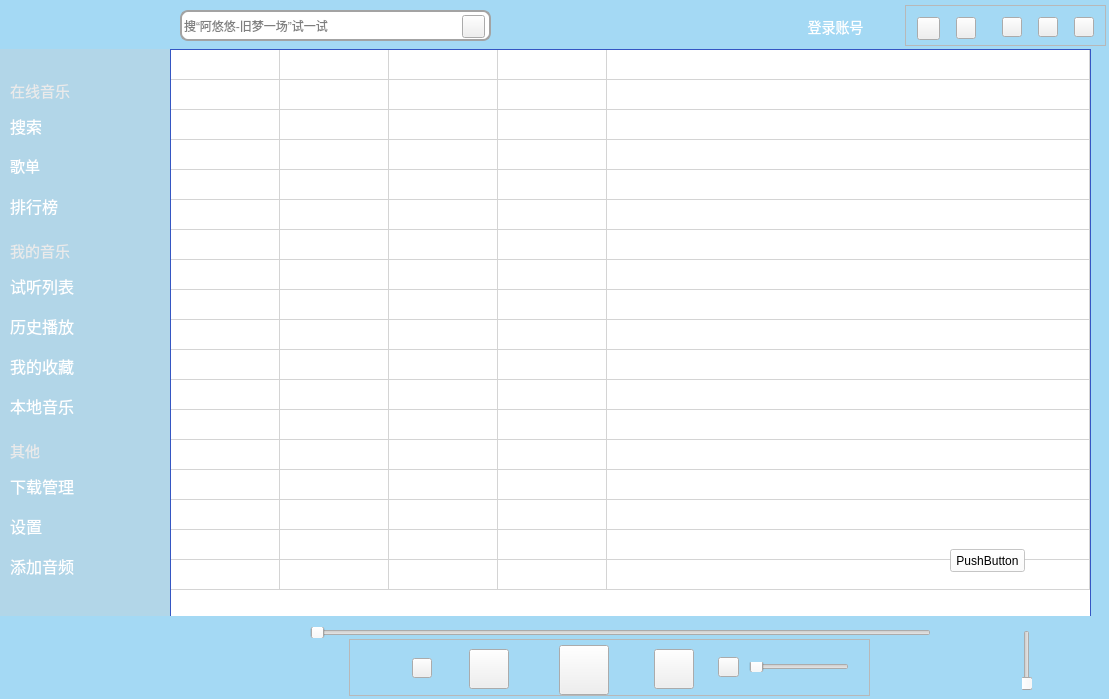
This is mainwindow.ui in HuaGouFdog/FdogMusicPlayer as Qt 5 draws it before an edit. The edited form follows.
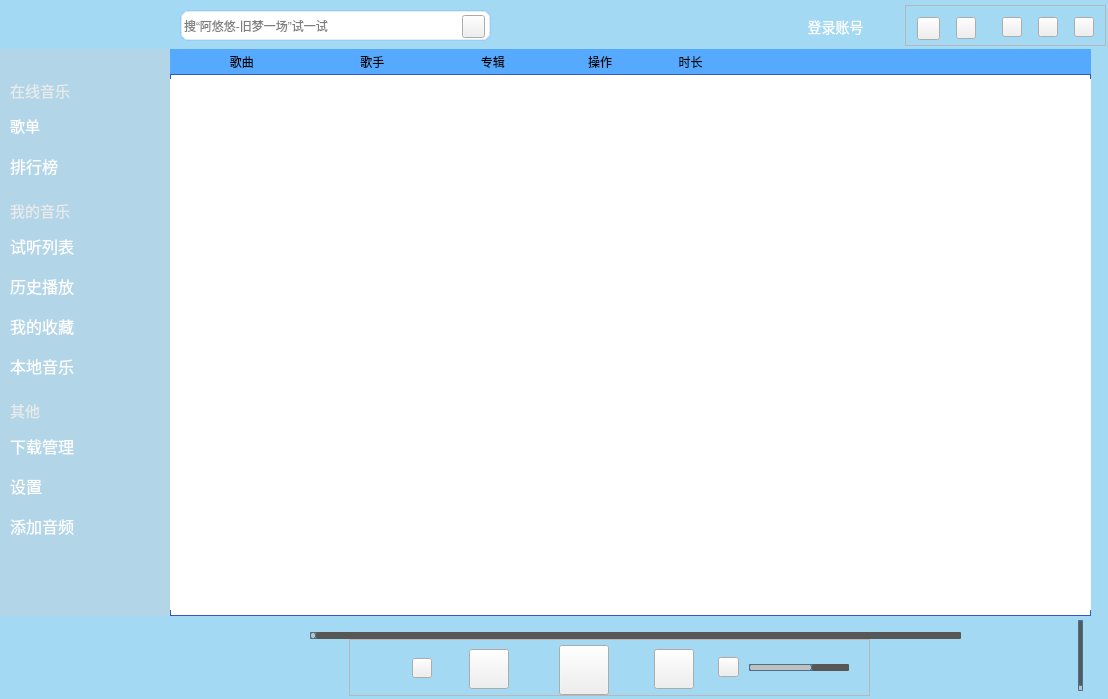
This is the edited form. The open tabs and pages were chosen to show the change. Icons and pictures are not drawn.

The edit to the form file:
```diff
--- a/mainwindow.ui
+++ b/mainwindow.ui
@@ -6,7 +6,7 @@
    <rect>
     <x>0</x>
     <y>0</y>
-    <width>1109</width>
+    <width>1108</width>
     <height>699</height>
    </rect>
   </property>
@@ -313,6 +313,73 @@
        <height>10</height>
       </rect>
      </property>
+     <property name="styleSheet">
+      <string notr="true">QSlider::groove:horizontal {
+    border: 1px solid #4A708B;
+    background: #C0C0C0;
+    height: 5px;
+    border-radius: 1px;
+    padding-left:-1px;
+    padding-right:-1px;
+}
+
+QSlider::sub-page:horizontal {
+    background: qlineargradient(x1:0, y1:0, x2:0, y2:1,
+        stop:0 #B1B1B1, stop:1 #c4c4c4);
+    background: qlineargradient(x1: 0, y1: 0.2, x2: 1, y2: 1,
+        stop: 0 #5DCCFF, stop: 1 #1874CD);
+    border: 1px solid #4A708B;
+    height: 10px;
+    border-radius: 2px;
+}
+
+QSlider::add-page:horizontal {
+    background: #575757;
+    border: 0px solid #777;
+    height: 10px;
+    border-radius: 2px;
+}
+
+QSlider::handle:horizontal
+{
+    background: qradialgradient(spread:pad, cx:0.5, cy:0.5, radius:0.5, fx:0.5, fy:0.5,
+        stop:0.6 #45ADED, stop:0.778409 rgba(255, 255, 255, 255));
+
+    width: 11px;
+    margin-top: -3px;
+    margin-bottom: -3px;
+    border-radius: 5px;
+}
+
+QSlider::handle:horizontal:hover {
+    background: qradialgradient(spread:pad, cx:0.5, cy:0.5, radius:0.5, fx:0.5, fy:0.5, stop:0.6 #2A8BDA,
+        stop:0.778409 rgba(255, 255, 255, 255));
+
+    width: 11px;
+    margin-top: -3px;
+    margin-bottom: -3px;
+    border-radius: 5px;
+}
+
+QSlider::sub-page:horizontal:disabled {
+    background: #00009C;
+    border-color: #999;
+}
+
+QSlider::add-page:horizontal:disabled {
+    background: #eee;
+    border-color: #999;
+}
+
+QSlider::handle:horizontal:disabled {
+    background: #eee;
+    border: 1px solid #aaa;
+    border-radius: 4px;
+}</string>
+     </property>
+     <property name="value">
+      <number>63</number>
+     </property>
      <property name="orientation">
       <enum>Qt::Horizontal</enum>
      </property>
@@ -414,8 +481,8 @@
      <rect>
       <x>310</x>
       <y>627</y>
-      <width>621</width>
-      <height>11</height>
+      <width>651</width>
+      <height>16</height>
      </rect>
     </property>
     <property name="minimumSize">
@@ -424,6 +491,70 @@
       <height>0</height>
      </size>
     </property>
+    <property name="styleSheet">
+     <string notr="true">QSlider::groove:horizontal {
+    border: 1px solid #4A708B;
+    background: #C0C0C0;
+    height: 5px;
+    border-radius: 1px;
+    padding-left:-1px;
+    padding-right:-1px;
+}
+
+QSlider::sub-page:horizontal {
+    background: qlineargradient(x1:0, y1:0, x2:0, y2:1,
+        stop:0 #B1B1B1, stop:1 #c4c4c4);
+    background: qlineargradient(x1: 0, y1: 0.2, x2: 1, y2: 1,
+        stop: 0 #5DCCFF, stop: 1 #1874CD);
+    border: 1px solid #4A708B;
+    height: 10px;
+    border-radius: 2px;
+}
+
+QSlider::add-page:horizontal {
+    background: #575757;
+    border: 0px solid #777;
+    height: 10px;
+    border-radius: 2px;
+}
+
+QSlider::handle:horizontal
+{
+    background: qradialgradient(spread:pad, cx:0.5, cy:0.5, radius:0.5, fx:0.5, fy:0.5,
+        stop:0.6 #45ADED, stop:0.778409 rgba(255, 255, 255, 255));
+
+    width: 11px;
+    margin-top: -3px;
+    margin-bottom: -3px;
+    border-radius: 5px;
+}
+
+QSlider::handle:horizontal:hover {
+    background: qradialgradient(spread:pad, cx:0.5, cy:0.5, radius:0.5, fx:0.5, fy:0.5, stop:0.6 #2A8BDA,
+        stop:0.778409 rgba(255, 255, 255, 255));
+
+    width: 11px;
+    margin-top: -3px;
+    margin-bottom: -3px;
+    border-radius: 5px;
+}
+
+QSlider::sub-page:horizontal:disabled {
+    background: #00009C;
+    border-color: #999;
+}
+
+QSlider::add-page:horizontal:disabled {
+    background: #eee;
+    border-color: #999;
+}
+
+QSlider::handle:horizontal:disabled {
+    background: #eee;
+    border: 1px solid #aaa;
+    border-radius: 4px;
+}</string>
+    </property>
     <property name="singleStep">
      <number>0</number>
     </property>
@@ -443,10 +574,10 @@
    <widget class="QLabel" name="label">
     <property name="geometry">
      <rect>
-      <x>930</x>
-      <y>630</y>
+      <x>970</x>
+      <y>620</y>
       <width>91</width>
-      <height>21</height>
+      <height>31</height>
      </rect>
     </property>
     <property name="minimumSize">
@@ -500,10 +631,10 @@
    <widget class="QLabel" name="label_2">
     <property name="geometry">
      <rect>
-      <x>92</x>
-      <y>643</y>
-      <width>181</width>
-      <height>20</height>
+      <x>120</x>
+      <y>630</y>
+      <width>141</width>
+      <height>31</height>
      </rect>
     </property>
     <property name="styleSheet">
@@ -519,7 +650,7 @@
    <widget class="QLabel" name="label_5">
     <property name="geometry">
      <rect>
-      <x>932</x>
+      <x>990</x>
       <y>660</y>
       <width>25</width>
       <height>25</height>
@@ -535,7 +666,7 @@
    <widget class="QLabel" name="label_7">
     <property name="geometry">
      <rect>
-      <x>979</x>
+      <x>1037</x>
       <y>660</y>
       <width>25</width>
       <height>25</height>
@@ -564,7 +695,7 @@
      <string notr="true">border-radius:8px;
 border-width:2px;
 border-style:solid ;
-border-color:rgb(163, 163, 163);</string>
+border-color: rgba(102, 163, 255, 50);</string>
     </property>
     <property name="inputMask">
      <string/>
@@ -633,8 +764,8 @@
    <widget class="QLabel" name="label_11">
     <property name="geometry">
      <rect>
-      <x>100</x>
-      <y>670</y>
+      <x>128</x>
+      <y>668</y>
       <width>20</width>
       <height>18</height>
      </rect>
@@ -650,12 +781,67 @@
    <widget class="QSlider" name="verticalSlider">
     <property name="geometry">
      <rect>
-      <x>1022</x>
-      <y>630</y>
-      <width>10</width>
-      <height>61</height>
+      <x>1070</x>
+      <y>620</y>
+      <width>21</width>
+      <height>71</height>
      </rect>
     </property>
+    <property name="styleSheet">
+     <string notr="true">QSlider::groove:vertical {
+    border: 1px solid #4A708B;
+    background: #C0C0C0;
+    width: 5px;
+    border-radius: 1px;
+    padding-left:-1px;
+    padding-right:-1px;
+    padding-top:-1px;
+    padding-bottom:-1px;
+}
+
+QSlider::sub-page:vertical {
+    background: #575757;
+    border: 1px solid #4A708B;
+    border-radius: 2px;
+}
+
+QSlider::add-page:vertical {
+    background: qlineargradient(x1:0, y1:0, x2:0, y2:1,
+        stop:0 #c4c4c4, stop:1 #B1B1B1);
+    background: qlineargradient(x1: 0, y1: 0.2, x2: 1, y2: 1,
+        stop: 0 #5DCCFF, stop: 1 #1874CD);
+    border: 0px solid #777;
+    width: 10px;
+    border-radius: 2px;
+}
+
+QSlider::handle:vertical
+{
+    background: qradialgradient(spread:pad, cx:0.5, cy:0.5, radius:0.5, fx:0.5, fy:0.5, stop:0.6 #45ADED,
+      stop:0.778409 rgba(255, 255, 255, 255));
+
+    height: 11px;
+    margin-left: -3px;
+    margin-right: -3px;
+    border-radius: 5px;
+}
+
+QSlider::sub-page:vertical:disabled {
+    background: #00009C;
+    border-color: #999;
+}
+
+QSlider::add-page:vertical:disabled {
+    background: #eee;
+    border-color: #999;
+}
+
+QSlider::handle:vertical:disabled {
+    background: #eee;
+    border: 1px solid #aaa;
+    border-radius: 4px;
+}</string>
+    </property>
     <property name="minimum">
      <number>1</number>
     </property>
@@ -688,7 +874,7 @@
     <property name="geometry">
      <rect>
       <x>10</x>
-      <y>240</y>
+      <y>200</y>
       <width>81</width>
       <height>21</height>
      </rect>
@@ -709,7 +895,7 @@
     <property name="geometry">
      <rect>
       <x>10</x>
-      <y>440</y>
+      <y>400</y>
       <width>81</width>
       <height>21</height>
      </rect>
@@ -731,57 +917,11 @@
      <string>其他</string>
     </property>
    </widget>
-   <widget class="QPushButton" name="pushButton_8">
-    <property name="geometry">
-     <rect>
-      <x>10</x>
-      <y>110</y>
-      <width>151</width>
-      <height>31</height>
-     </rect>
-    </property>
-    <property name="font">
-     <font>
-      <pointsize>12</pointsize>
-     </font>
-    </property>
-    <property name="layoutDirection">
-     <enum>Qt::LeftToRight</enum>
-    </property>
-    <property name="styleSheet">
-     <string notr="true">#pushButton_8
-{
-text-align:left;
-color: rgb(255, 255, 255);
-border-radius:5px;
-}
-#pushButton_8::hover:pressed
-{
-border-width:1px;
-border-style:solid ;
-border-color: rgba(232, 232, 232, 10);
-background-color: rgba(232, 232, 232, 100);
-}</string>
-    </property>
-    <property name="text">
-     <string>搜索</string>
-    </property>
-    <property name="icon">
-     <iconset resource="lib.qrc">
-      <normaloff>:/lib/sousuo.png</normaloff>:/lib/sousuo.png</iconset>
-    </property>
-    <property name="autoRepeatDelay">
-     <number>300</number>
-    </property>
-    <property name="autoRepeatInterval">
-     <number>100</number>
-    </property>
-   </widget>
    <widget class="QPushButton" name="pushButton_9">
     <property name="geometry">
      <rect>
       <x>10</x>
-      <y>150</y>
+      <y>110</y>
       <width>151</width>
       <height>31</height>
      </rect>
@@ -819,7 +959,7 @@
     <property name="geometry">
      <rect>
       <x>10</x>
-      <y>190</y>
+      <y>150</y>
       <width>151</width>
       <height>31</height>
      </rect>
@@ -857,7 +997,7 @@
     <property name="geometry">
      <rect>
       <x>10</x>
-      <y>270</y>
+      <y>230</y>
       <width>151</width>
       <height>31</height>
      </rect>
@@ -895,7 +1035,7 @@
     <property name="geometry">
      <rect>
       <x>10</x>
-      <y>350</y>
+      <y>310</y>
       <width>151</width>
       <height>31</height>
      </rect>
@@ -933,7 +1073,7 @@
     <property name="geometry">
      <rect>
       <x>10</x>
-      <y>390</y>
+      <y>350</y>
       <width>151</width>
       <height>31</height>
      </rect>
@@ -977,7 +1117,7 @@
     <property name="geometry">
      <rect>
       <x>10</x>
-      <y>470</y>
+      <y>430</y>
       <width>151</width>
       <height>31</height>
      </rect>
@@ -1015,7 +1155,7 @@
     <property name="geometry">
      <rect>
       <x>10</x>
-      <y>510</y>
+      <y>470</y>
       <width>151</width>
       <height>31</height>
      </rect>
@@ -1053,7 +1193,7 @@
     <property name="geometry">
      <rect>
       <x>10</x>
-      <y>550</y>
+      <y>510</y>
       <width>151</width>
       <height>31</height>
      </rect>
@@ -1091,7 +1231,7 @@
     <property name="geometry">
      <rect>
       <x>10</x>
-      <y>310</y>
+      <y>270</y>
       <width>151</width>
       <height>31</height>
      </rect>
@@ -1134,8 +1274,8 @@
    <widget class="QLabel" name="label_10">
     <property name="geometry">
      <rect>
-      <x>36</x>
-      <y>644</y>
+      <x>67</x>
+      <y>635</y>
       <width>45</width>
       <height>45</height>
      </rect>
@@ -1151,8 +1291,8 @@
    <widget class="QLabel" name="label_15">
     <property name="geometry">
      <rect>
-      <x>134</x>
-      <y>670</y>
+      <x>162</x>
+      <y>668</y>
       <width>20</width>
       <height>18</height>
      </rect>
@@ -1418,9 +1558,9 @@
       <property name="geometry">
        <rect>
         <x>0</x>
-        <y>0</y>
+        <y>25</y>
         <width>921</width>
-        <height>581</height>
+        <height>542</height>
        </rect>
       </property>
       <property name="font">
@@ -1437,7 +1577,7 @@
 background-color: rgb(116, 116, 116);
 background:rgba(255, 255, 255, 255);
 border:1px solid rgb(53, 86, 195);
-
+color: rgb(103, 103, 103);
 }
 
 /*底面*/
@@ -1469,7 +1609,7 @@
        <number>1</number>
       </property>
       <property name="rowCount">
-       <number>18</number>
+       <number>0</number>
       </property>
       <attribute name="horizontalHeaderVisible">
        <bool>false</bool>
@@ -1484,7 +1624,7 @@
        <number>25</number>
       </attribute>
       <attribute name="horizontalHeaderShowSortIndicator" stdset="0">
-       <bool>false</bool>
+       <bool>true</bool>
       </attribute>
       <attribute name="horizontalHeaderStretchLastSection">
        <bool>true</bool>
@@ -1492,84 +1632,6 @@
       <attribute name="verticalHeaderVisible">
        <bool>false</bool>
       </attribute>
-      <row>
-       <property name="text">
-        <string>新建行</string>
-       </property>
-      </row>
-      <row>
-       <property name="text">
-        <string>新建行</string>
-       </property>
-      </row>
-      <row>
-       <property name="text">
-        <string>新建行</string>
-       </property>
-      </row>
-      <row>
-       <property name="text">
-        <string>新建行</string>
-       </property>
-      </row>
-      <row>
-       <property name="text">
-        <string>新建行</string>
-       </property>
-      </row>
-      <row>
-       <property name="text">
-        <string>新建行</string>
-       </property>
-      </row>
-      <row>
-       <property name="text">
-        <string>新建行</string>
-       </property>
-      </row>
-      <row>
-       <property name="text">
-        <string>新建行</string>
-       </property>
-      </row>
-      <row>
-       <property name="text">
-        <string>新建行</string>
-       </property>
-      </row>
-      <row>
-       <property name="text">
-        <string>新建行</string>
-       </property>
-      </row>
-      <row>
-       <property name="text">
-        <string>新建行</string>
-       </property>
-      </row>
-      <row>
-       <property name="text">
-        <string>新建行</string>
-       </property>
-      </row>
-      <row>
-       <property name="text">
-        <string>新建行</string>
-       </property>
-      </row>
-      <row>
-       <property name="text">
-        <string>新建行</string>
-       </property>
-      </row>
-      <row>
-       <property name="text">
-        <string>新建行</string>
-       </property>
-      </row>
-      <row/>
-      <row/>
-      <row/>
       <column>
        <property name="text">
         <string>歌曲</string>
@@ -1596,17 +1658,52 @@
        </property>
       </column>
      </widget>
-     <widget class="QPushButton" name="pushButton_18">
+     <widget class="QLabel" name="label_29">
       <property name="geometry">
        <rect>
-        <x>780</x>
-        <y>500</y>
-        <width>75</width>
-        <height>23</height>
+        <x>0</x>
+        <y>0</y>
+        <width>922</width>
+        <height>25</height>
        </rect>
       </property>
+      <property name="styleSheet">
+       <string notr="true">background-color: rgb(85, 170, 255);</string>
+      </property>
       <property name="text">
-       <string>PushButton</string>
+       <string>                  歌曲                                歌手                             专辑                         操作                    时长</string>
+      </property>
+     </widget>
+     <widget class="QLabel" name="label_28">
+      <property name="geometry">
+       <rect>
+        <x>0</x>
+        <y>30</y>
+        <width>921</width>
+        <height>531</height>
+       </rect>
+      </property>
+      <property name="styleSheet">
+       <string notr="true">background-color: rgb(255, 255, 255);</string>
+      </property>
+      <property name="text">
+       <string/>
+      </property>
+     </widget>
+     <widget class="QLabel" name="label_17">
+      <property name="geometry">
+       <rect>
+        <x>376</x>
+        <y>210</y>
+        <width>140</width>
+        <height>100</height>
+       </rect>
+      </property>
+      <property name="styleSheet">
+       <string notr="true"/>
+      </property>
+      <property name="text">
+       <string/>
       </property>
      </widget>
     </widget>
@@ -1779,8 +1876,8 @@
    <widget class="QPushButton" name="pushButton_17">
     <property name="geometry">
      <rect>
-      <x>37</x>
-      <y>643</y>
+      <x>68</x>
+      <y>635</y>
       <width>45</width>
       <height>45</height>
      </rect>
```
Left out of the diff: 109 changed lines with no effect on the pictures.
